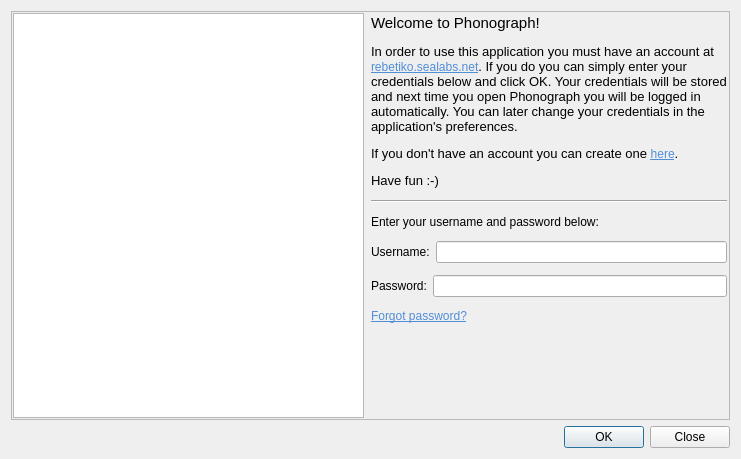
Qt form login.ui (dissonancedev/phonograph) before a commit.
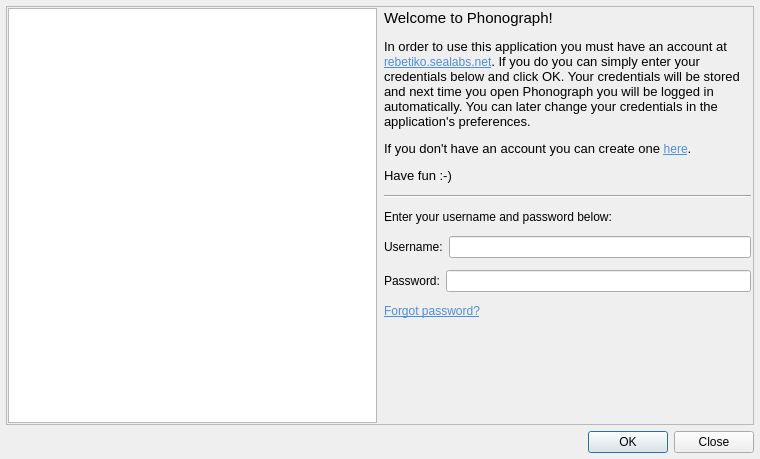
The same form after that commit. Icons and pictures are not drawn.

```diff
--- a/login.ui
+++ b/login.ui
@@ -6,7 +6,7 @@
    <rect>
     <x>0</x>
     <y>0</y>
-    <width>741</width>
+    <width>760</width>
     <height>459</height>
    </rect>
   </property>
@@ -14,6 +14,18 @@
    <string>Dialog</string>
   </property>
   <layout class="QVBoxLayout" name="verticalLayout_2">
+   <property name="leftMargin">
+    <number>6</number>
+   </property>
+   <property name="topMargin">
+    <number>6</number>
+   </property>
+   <property name="rightMargin">
+    <number>6</number>
+   </property>
+   <property name="bottomMargin">
+    <number>6</number>
+   </property>
    <item>
     <widget class="QFrame" name="formFrame">
      <property name="frameShape">
```
